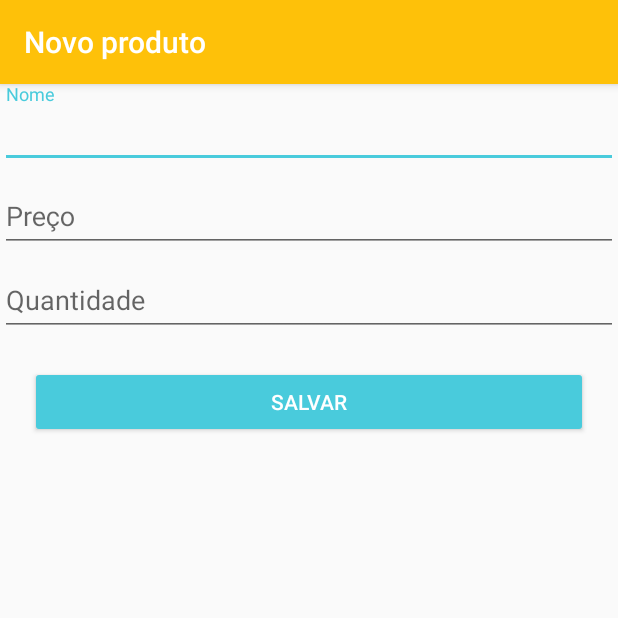
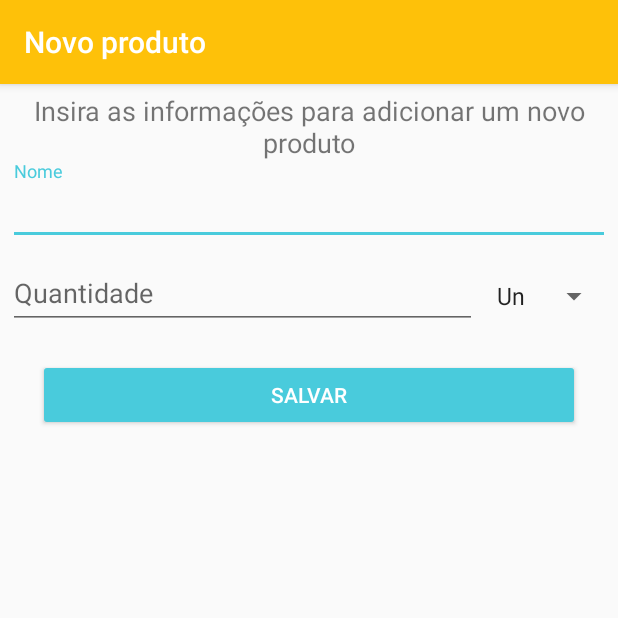
Before and after one commit to raphaelframos/devmov1, an Android app: the screen it shows after launch (NovoProdutoActivity), after a tap on an icon or button, on a phone screen of 412 x 824 dp, the top half of it. Run offline under Robolectric (Android 15) with nearby library versions, the phone set to English and light mode, and no system bars.

Commit message:
Mostrando lista de produtos

```diff
--- a/CarrinhoDeCompras/app/src/main/java/br/com/raphaelframos/carrinhodecompras/MainActivity.java
+++ b/CarrinhoDeCompras/app/src/main/java/br/com/raphaelframos/carrinhodecompras/MainActivity.java
@@ -11,14 +11,22 @@ import android.provider.MediaStore;
 import android.view.Menu;
 import android.view.MenuItem;
 import android.view.View;
+import android.widget.AdapterView;
+import android.widget.ArrayAdapter;
+import android.widget.ListView;
+import android.widget.Toast;
 
 import com.google.android.material.floatingactionbutton.FloatingActionButton;
 
 import java.io.File;
+import java.util.ArrayList;
+
+import br.com.raphaelframos.carrinhodecompras.model.Produto;
 
 public class MainActivity extends AppCompatActivity {
 
     private FloatingActionButton floatingActionButtonNovo;
+    private ListView listViewProdutos;
 
     @Override
     protected void onCreate(Bundle savedInstanceState) {
@@ -26,6 +34,50 @@ public class MainActivity extends AppCompatActivity {
         setContentView(R.layout.activity_main);
 
         floatingActionButtonNovo = findViewById(R.id.floatingActionButton_novo);
+        listViewProdutos = findViewById(R.id.listView_produtos);
+
+        final ArrayList<Produto> produtos = new ArrayList<>();
+        Produto produto = new Produto();
+        produto.setNome("Coca cola");
+        produto.setQuantidade(2);
+        produto.setUnidade("Un");
+        produtos.add(produto);
+
+        Produto produto2 = new Produto();
+        produto2.setNome("Pepsi");
+        produto2.setQuantidade(5);
+        produto2.setUnidade("Un");
+        produtos.add(produto2);
+
+        Produto produto3 = new Produto();
+        produto3.setNome("Detergente");
+        produto3.setQuantidade(2);
+        produto3.setUnidade("L");
+        produtos.add(produto3);
+
+        Produto produto4 = new Produto();
+        produto4.setNome("Batata");
+        produto4.setQuantidade(2.5);
+        produto4.setUnidade("Kg");
+        produtos.add(produto4);
+
+        ArrayAdapter<Produto> adapter = new ArrayAdapter<>(MainActivity.this, android.R.layout.simple_list_item_1, produtos);
+        listViewProdutos.setAdapter(adapter);
+        listViewProdutos.setOnItemClickListener(new AdapterView.OnItemClickListener() {
+            @Override
+            public void onItemClick(AdapterView<?> parent, View view, int posicao, long id) {
+                Produto produtoEscolhido = produtos.get(posicao);
+                Toast.makeText(getApplicationContext(), "Oi. Sou o produto com nome de " + produtoEscolhido.getNome(), Toast.LENGTH_LONG).show();
+            }
+        });
+
+        listViewProdutos.setOnItemLongClickListener(new AdapterView.OnItemLongClickListener() {
+            @Override
+            public boolean onItemLongClick(AdapterView<?> parent, View view, int position, long id) {
+                Toast.makeText(getApplicationContext(), "Se voce acha que cachaça é água... cachaça n é agua não", Toast.LENGTH_LONG).show();
+                return true;
+            }
+        });
 
         floatingActionButtonNovo.setOnClickListener(new View.OnClickListener() {
             @Override
@@ -33,8 +85,6 @@ public class MainActivity extends AppCompatActivity {
                 startActivity(new Intent(MainActivity.this, NovoProdutoActivity.class));
             }
         });
-
-
     }
 
     @Override
--- a/CarrinhoDeCompras/app/src/main/java/br/com/raphaelframos/carrinhodecompras/NovoProdutoActivity.java
+++ b/CarrinhoDeCompras/app/src/main/java/br/com/raphaelframos/carrinhodecompras/NovoProdutoActivity.java
@@ -3,12 +3,60 @@ package br.com.raphaelframos.carrinhodecompras;
 import androidx.appcompat.app.AppCompatActivity;
 
 import android.os.Bundle;
+import android.view.View;
+import android.widget.Button;
+import android.widget.EditText;
+import android.widget.Toast;
 
 public class NovoProdutoActivity extends AppCompatActivity {
+
+    private EditText editTextNome;
+    private EditText editTextQuantidade;
+    private Button buttonSalvar;
 
     @Override
     protected void onCreate(Bundle savedInstanceState) {
         super.onCreate(savedInstanceState);
         setContentView(R.layout.activity_novo_produto);
+        vinculaViewPeloId();
+
+        buttonSalvar.setOnClickListener(new View.OnClickListener() {
+            @Override
+            public void onClick(View v) {
+                String nome = editTextNome.getText().toString();
+                String quantidadeDigitada = editTextQuantidade.getText().toString();
+                if(valido(nome, quantidadeDigitada)){
+
+                }else{
+                    Toast.makeText(NovoProdutoActivity.this, "Campo inválido!", Toast.LENGTH_SHORT).show();
+                }
+            }
+
+            private boolean valido(String nome, String quantidadeDigitada) {
+                if(nome.isEmpty()){
+                    editTextNome.setError(getString(R.string.campo_branco));
+                    return false;
+                }
+
+                if(quantidadeDigitada.isEmpty()){
+                    editTextQuantidade.setError(getString(R.string.campo_branco));
+                    return false;
+                }
+
+                double quantidade = Double.valueOf(quantidadeDigitada);
+                if(quantidade <= 0){
+                    editTextQuantidade.setError("Quantidade inválida!");
+                    return false;
+                }
+
+                return true;
+            }
+        });
+    }
+
+    private void vinculaViewPeloId(){
+        editTextNome = findViewById(R.id.editTextNome);
+        editTextQuantidade = findViewById(R.id.editTextQuantidade);
+        buttonSalvar = findViewById(R.id.buttonSalvar);
     }
 }
--- /dev/null
+++ b/CarrinhoDeCompras/app/src/main/java/br/com/raphaelframos/carrinhodecompras/model/Produto.java
@@ -0,0 +1,47 @@
+package br.com.raphaelframos.carrinhodecompras.model;
+
+import androidx.annotation.NonNull;
+
+public class Produto {
+
+    private String nome;
+    private double quantidade;
+    private String unidade;
+
+    public String getNome() {
+        return nome;
+    }
+
+    public void setNome(String nome) {
+        this.nome = nome;
+    }
+
+    public double getQuantidade() {
+        return quantidade;
+    }
+
+    public void setQuantidade(double quantidade) {
+        this.quantidade = quantidade;
+    }
+
+    public String getUnidade() {
+        return unidade;
+    }
+
+    public void setUnidade(String unidade) {
+        this.unidade = unidade;
+    }
+
+    @NonNull
+    @Override
+    public String toString() {
+        return getQuantidadeDemonstracao() + getUnidade() + " " + getNome();
+    }
+
+    private String getQuantidadeDemonstracao() {
+        if ((getQuantidade() == Math.floor(getQuantidade())) && !Double.isInfinite(getQuantidade())) {
+            return Math.round(getQuantidade()) + "";
+        }
+        return getQuantidade() + "";
+    }
+}
--- a/CarrinhoDeCompras/app/src/main/res/layout/activity_main.xml
+++ b/CarrinhoDeCompras/app/src/main/res/layout/activity_main.xml
@@ -11,10 +11,11 @@
         android:layout_width="match_parent"
         android:layout_height="match_parent">
 
-        <androidx.recyclerview.widget.RecyclerView
+        <ListView
+            android:id="@+id/listView_produtos"
             android:layout_width="match_parent"
             android:layout_height="match_parent">
-        </androidx.recyclerview.widget.RecyclerView>
+        </ListView>
 
         <com.google.android.material.floatingactionbutton.FloatingActionButton
             android:layout_gravity="bottom|end"
--- a/CarrinhoDeCompras/app/src/main/res/layout/activity_novo_produto.xml
+++ b/CarrinhoDeCompras/app/src/main/res/layout/activity_novo_produto.xml
@@ -4,8 +4,16 @@
     xmlns:tools="http://schemas.android.com/tools"
     android:layout_width="match_parent"
     android:layout_height="match_parent"
+    android:layout_margin="5dp"
     android:orientation="vertical"
     tools:context=".NovoProdutoActivity">
+
+    <TextView
+        android:gravity="center_horizontal"
+        android:textSize="18sp"
+        android:text="Insira as informações para adicionar um novo produto"
+        android:layout_width="match_parent"
+        android:layout_height="wrap_content"></TextView>
 
 
     <com.google.android.material.textfield.TextInputLayout
@@ -13,35 +21,47 @@
         android:layout_height="wrap_content">
 
         <com.google.android.material.textfield.TextInputEditText
+            android:id="@+id/editTextNome"
             android:layout_width="match_parent"
             android:layout_height="wrap_content"
+            android:inputType="textCapWords"
             android:hint="@string/nome" />
 
 
     </com.google.android.material.textfield.TextInputLayout>
 
-    <com.google.android.material.textfield.TextInputLayout
+    <LinearLayout
+        android:orientation="horizontal"
         android:layout_width="match_parent"
         android:layout_height="wrap_content">
+        <com.google.android.material.textfield.TextInputLayout
+            android:layout_weight="1"
+            android:layout_width="0dip"
+            android:layout_height="wrap_content">
 
-        <com.google.android.material.textfield.TextInputEditText
-            android:layout_width="match_parent"
-            android:layout_height="wrap_content"
-            android:hint="@string/preco" />
-    </com.google.android.material.textfield.TextInputLayout>
+            <com.google.android.material.textfield.TextInputEditText
+                android:id="@+id/editTextQuantidade"
+                android:layout_width="match_parent"
+                android:layout_height="wrap_content"
+                android:inputType="numberDecimal"
+                android:hint="@string/quantidade" />
+        </com.google.android.material.textfield.TextInputLayout>
 
-    <com.google.android.material.textfield.TextInputLayout
-        android:layout_width="match_parent"
-        android:layout_height="wrap_content">
+        <Spinner
+            android:layout_marginLeft="5dp"
+            android:entries="@array/unidades"
+            android:layout_width="wrap_content"
+            android:layout_height="wrap_content"></Spinner>
 
-        <com.google.android.material.textfield.TextInputEditText
-            android:layout_width="match_parent"
-            android:layout_height="wrap_content"
-            android:hint="@string/quantidade" />
-    </com.google.android.material.textfield.TextInputLayout>
+
+    </LinearLayout>
+
+
+
 
     <Button
+        android:id="@+id/buttonSalvar"
         android:layout_marginTop="20dp"
-        android:text="Salvar"
+        android:text="@string/salvar"
         style="@style/BotaoPrincipal"></Button>
 </LinearLayout>
--- a/CarrinhoDeCompras/app/src/main/res/values/strings.xml
+++ b/CarrinhoDeCompras/app/src/main/res/values/strings.xml
@@ -13,4 +13,11 @@
     <string name="numero_maior_zero">Número deve ser maior que zero.</string>
     <string name="novo_produto">Novo produto</string>
     <string name="nome">Nome</string>
+    <string name="salvar">Salvar</string>
+
+    <string-array name="unidades">
+        <item>Un</item>
+        <item>Kg</item>
+        <item>L</item>
+    </string-array>
 </resources>
--- a/CarrinhoDeCompras/build.gradle
+++ b/CarrinhoDeCompras/build.gradle
@@ -8,7 +8,7 @@ buildscript {
 
     }
     dependencies {
-        classpath 'com.android.tools.build:gradle:3.6.1'
+        classpath 'com.android.tools.build:gradle:3.6.2'
 
 
         // NOTE: Do not place your application dependencies here; they belong
```
